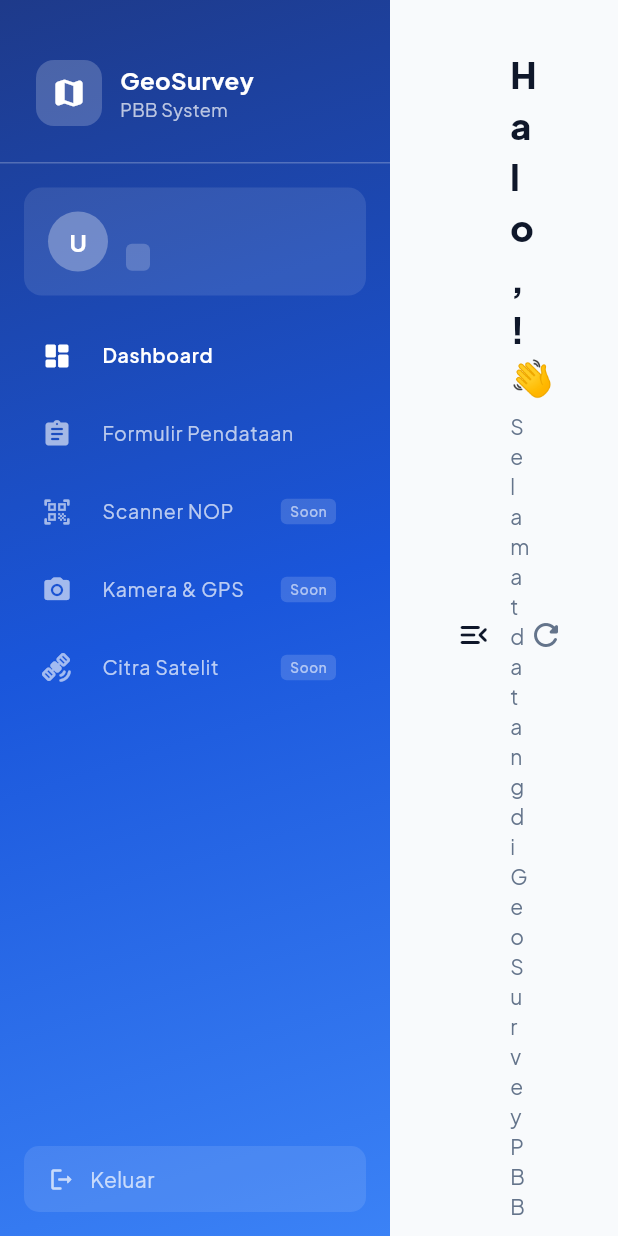
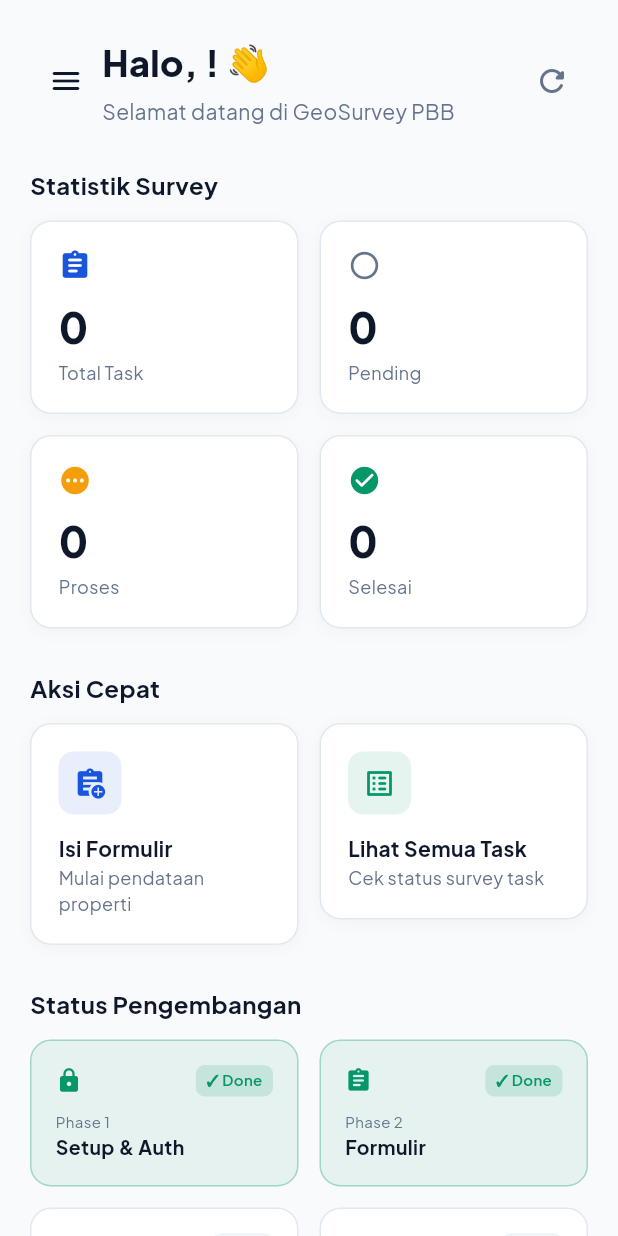
Before and after one commit to nicholaslim1408/Testing-GeoSurvey-PBB, a Flutter app: the DashboardScreen screen opened directly, on a phone screen of 412 x 824 dp. Run offline on Flutter 3.47's test engine with Material 3 defaults, Android fonts, the phone set to English and light mode, and no system bars; our stand-ins replace dio, google_fonts, shared_preferences; accounts and stored records are empty; network calls fail.

Commit message:
fix: fix sidebar interactions

```diff
--- a/mobile/lib/screens/dashboard_screen.dart
+++ b/mobile/lib/screens/dashboard_screen.dart
@@ -21,19 +21,67 @@ class DashboardScreen extends StatefulWidget {
   State<DashboardScreen> createState() => _DashboardScreenState();
 }
 
-class _DashboardScreenState extends State<DashboardScreen> {
+class _DashboardScreenState extends State<DashboardScreen>
+    with SingleTickerProviderStateMixin {
   UserModel? _user;
   TaskStats? _stats;
   bool _isLoadingUser  = true;
   bool _isLoadingStats = true;
-  bool _isSidebarOpen  = true; // Sidebar toggle state
-  int  _selectedNav    = 0; // 0=Dashboard, 1=Formulir, ...
+  bool _isSidebarOpen  = false; // Default closed on mobile
+  int  _selectedNav    = 0;     // 0=Dashboard, 1=Formulir, ...
+
+  // Animation controller for sidebar slide transition
+  late AnimationController _sidebarAnimController;
+  late Animation<Offset>   _sidebarSlideAnimation;
+  late Animation<double>   _scrimFadeAnimation;
 
   @override
   void initState() {
     super.initState();
+    _sidebarAnimController = AnimationController(
+      vsync:    this,
+      duration: const Duration(milliseconds: 280),
+    );
+    _sidebarSlideAnimation = Tween<Offset>(
+      begin: const Offset(-1, 0),
+      end:   Offset.zero,
+    ).animate(CurvedAnimation(
+      parent: _sidebarAnimController,
+      curve:  Curves.easeOutCubic,
+    ));
+    _scrimFadeAnimation = Tween<double>(begin: 0, end: 1).animate(
+      CurvedAnimation(
+        parent: _sidebarAnimController,
+        curve:  Curves.easeOut,
+      ),
+    );
     _loadUser();
     _loadStats();
+  }
+
+  @override
+  void dispose() {
+    _sidebarAnimController.dispose();
+    super.dispose();
+  }
+
+  /// Toggle sidebar with animation
+  void _toggleSidebar() {
+    setState(() => _isSidebarOpen = !_isSidebarOpen);
+    if (_isSidebarOpen) {
+      _sidebarAnimController.forward();
+    } else {
+      _sidebarAnimController.reverse();
+    }
+  }
+
+  /// Close sidebar (e.g. when tapping scrim)
+  void _closeSidebar() {
+    if (_isSidebarOpen) {
+      _sidebarAnimController.reverse().then((_) {
+        if (mounted) setState(() => _isSidebarOpen = false);
+      });
+    }
   }
 
   Future<void> _loadUser() async {
@@ -103,12 +151,40 @@ class _DashboardScreenState extends State<DashboardScreen> {
           body: Center(child: CircularProgressIndicator()));
     }
 
+    // Use Stack so sidebar overlays content (absolute positioning)
     return Scaffold(
       backgroundColor: AppColors.background,
-      body: Row(children: [
-        if (_isSidebarOpen)
-          _buildSidebar(),
-        Expanded(child: _buildContent()),
+      body: Stack(children: [
+        // Main content always takes full width
+        Positioned.fill(child: _buildContent()),
+
+        // Dark scrim overlay when sidebar is open (tap to close)
+        if (_isSidebarOpen || _sidebarAnimController.isAnimating)
+          Positioned.fill(
+            child: AnimatedBuilder(
+              animation: _scrimFadeAnimation,
+              builder: (context, child) {
+                return GestureDetector(
+                  onTap: _closeSidebar,
+                  child: Container(
+                    color: Colors.black.withOpacity(0.4 * _scrimFadeAnimation.value),
+                  ),
+                );
+              },
+            ),
+          ),
+
+        // Sidebar slides in from left, overlaying content
+        if (_isSidebarOpen || _sidebarAnimController.isAnimating)
+          Positioned(
+            top: 0,
+            bottom: 0,
+            left: 0,
+            child: SlideTransition(
+              position: _sidebarSlideAnimation,
+              child: _buildSidebar(),
+            ),
+          ),
       ]),
     );
   }
@@ -123,13 +199,24 @@ class _DashboardScreenState extends State<DashboardScreen> {
       (Icons.satellite_alt_rounded,  'Citra Satelit',      true),  // Phase 5
     ];
 
-    return Container(
+    return SafeArea(
+      child: Container(
         width: 260,
-      decoration: const BoxDecoration(gradient: AppColors.headerGradient),
+        height: double.infinity,
+        decoration: const BoxDecoration(
+          gradient: AppColors.headerGradient,
+          boxShadow: [
+            BoxShadow(
+              color: Color(0x40000000),
+              blurRadius: 16,
+              offset: Offset(2, 0),
+            ),
+          ],
+        ),
         child: Column(children: [
-        // Logo
+          // Logo + Close toggle button
           Container(
-          padding: const EdgeInsets.fromLTRB(24, 40, 24, 24),
+            padding: const EdgeInsets.fromLTRB(24, 16, 8, 16),
             child: Row(children: [
               Container(
                 padding:    const EdgeInsets.all(10),
@@ -141,7 +228,8 @@ class _DashboardScreenState extends State<DashboardScreen> {
                     size: 24, color: Colors.white),
               ),
               const SizedBox(width: 12),
-            Column(crossAxisAlignment: CrossAxisAlignment.start, children: [
+              Expanded(
+                child: Column(crossAxisAlignment: CrossAxisAlignment.start, children: [
                   Text('GeoSurvey',
                       style: GoogleFonts.plusJakartaSans(
                           color: Colors.white, fontSize: 16,
@@ -150,6 +238,14 @@ class _DashboardScreenState extends State<DashboardScreen> {
                       style: GoogleFonts.plusJakartaSans(
                           color: Colors.white.withOpacity(0.7), fontSize: 12)),
                 ]),
+              ),
+              // Close sidebar toggle button
+              IconButton(
+                onPressed: _closeSidebar,
+                icon: const Icon(Icons.close_rounded, color: Colors.white70, size: 22),
+                tooltip: 'Tutup Sidebar',
+                splashRadius: 20,
+              ),
             ]),
           ),
 
@@ -248,6 +344,7 @@ class _DashboardScreenState extends State<DashboardScreen> {
                         borderRadius: BorderRadius.circular(10)),
                     onTap: isComingSoon ? null : () {
                       setState(() => _selectedNav = i);
+                      _closeSidebar(); // Auto-close sidebar after navigation
                       if (i == 1) {
                         Navigator.push(
                           context,
@@ -287,23 +384,25 @@ class _DashboardScreenState extends State<DashboardScreen> {
             ),
           ),
         ]),
+      ),
     );
   }
 
   // ── Main Content ───────────────────────────────────────────
   Widget _buildContent() {
-    return SingleChildScrollView(
-      padding: const EdgeInsets.all(32),
+    return SafeArea(
+      child: SingleChildScrollView(
+        padding: const EdgeInsets.symmetric(horizontal: 20, vertical: 24),
         child: Column(crossAxisAlignment: CrossAxisAlignment.start, children: [
           // Toggle button & Header
           Row(children: [
             IconButton(
-            icon: Icon(
-              _isSidebarOpen ? Icons.menu_open_rounded : Icons.menu_rounded,
+              icon: const Icon(
+                Icons.menu_rounded,
                 color: AppColors.textPrimary,
               ),
-            onPressed: () => setState(() => _isSidebarOpen = !_isSidebarOpen),
-            tooltip: _isSidebarOpen ? 'Tutup Sidebar' : 'Buka Sidebar',
+              onPressed: _toggleSidebar,
+              tooltip: 'Buka Sidebar',
             ),
             Expanded(child: Column(
               crossAxisAlignment: CrossAxisAlignment.start,
@@ -353,6 +452,7 @@ class _DashboardScreenState extends State<DashboardScreen> {
           const SizedBox(height: 12),
           _buildPhaseCards(),
         ]),
+      ),
     );
   }
 
@@ -365,9 +465,18 @@ class _DashboardScreenState extends State<DashboardScreen> {
       ('Selesai',     _stats?.completed,  AppColors.accent,        Icons.check_circle_rounded),
     ];
 
-    return Wrap(spacing: 14, runSpacing: 14, children: cards.map((c) {
+    return LayoutBuilder(
+      builder: (context, constraints) {
+        // 2 columns on small screens, up to 4 on wide screens
+        const spacing = 14.0;
+        final columns = constraints.maxWidth >= 700 ? 4
+                      : constraints.maxWidth >= 500 ? 3
+                      : 2;
+        final cardWidth = (constraints.maxWidth - spacing * (columns - 1)) / columns;
+
+        return Wrap(spacing: spacing, runSpacing: spacing, children: cards.map((c) {
           return Container(
-        width:      170,
+            width:      cardWidth,
             padding:    const EdgeInsets.all(18),
             decoration: BoxDecoration(
               color:        AppColors.surface,
@@ -400,12 +509,21 @@ class _DashboardScreenState extends State<DashboardScreen> {
             ]),
           );
         }).toList());
+      },
+    );
   }
 
   // ── Quick Actions ──────────────────────────────────────────
   Widget _buildQuickActions() {
-    return Wrap(spacing: 14, runSpacing: 14, children: [
+    return LayoutBuilder(
+      builder: (context, constraints) {
+        const spacing = 14.0;
+        final columns = constraints.maxWidth >= 500 ? 3 : 2;
+        final cardWidth = (constraints.maxWidth - spacing * (columns - 1)) / columns;
+
+        return Wrap(spacing: spacing, runSpacing: spacing, children: [
           _buildActionCard(
+            width:   cardWidth,
             icon:    Icons.assignment_add,
             label:   'Isi Formulir',
             desc:    'Mulai pendataan properti',
@@ -416,6 +534,7 @@ class _DashboardScreenState extends State<DashboardScreen> {
             ).then((_) => _loadStats()),
           ),
           _buildActionCard(
+            width:   cardWidth,
             icon:    Icons.list_alt_rounded,
             label:   'Lihat Semua Task',
             desc:    'Cek status survey task',
@@ -426,9 +545,12 @@ class _DashboardScreenState extends State<DashboardScreen> {
             ).then((_) => _loadStats()),
           ),
         ]);
+      },
+    );
   }
 
   Widget _buildActionCard({
+    required double    width,
     required IconData  icon,
     required String    label,
     required String    desc,
@@ -439,7 +561,7 @@ class _DashboardScreenState extends State<DashboardScreen> {
       onTap:        onTap,
       borderRadius: BorderRadius.circular(14),
       child: Container(
-        width:      200,
+        width:      width,
         padding:    const EdgeInsets.all(18),
         decoration: BoxDecoration(
           color:        AppColors.surface,
@@ -483,10 +605,18 @@ class _DashboardScreenState extends State<DashboardScreen> {
       ('Phase 5', 'Citra Satelit',   Icons.satellite_alt_rounded,  false),
     ];
 
-    return Wrap(spacing: 14, runSpacing: 14, children: phases.map((p) {
+    return LayoutBuilder(
+      builder: (context, constraints) {
+        const spacing = 14.0;
+        final columns = constraints.maxWidth >= 700 ? 4
+                      : constraints.maxWidth >= 500 ? 3
+                      : 2;
+        final cardWidth = (constraints.maxWidth - spacing * (columns - 1)) / columns;
+
+        return Wrap(spacing: spacing, runSpacing: spacing, children: phases.map((p) {
           final isDone = p.$4;
           return Container(
-        width:      180,
+            width:      cardWidth,
             padding:    const EdgeInsets.all(16),
             decoration: BoxDecoration(
               color:        isDone
@@ -532,5 +662,7 @@ class _DashboardScreenState extends State<DashboardScreen> {
             ]),
           );
         }).toList());
+      },
+    );
   }
 }
--- a/mobile/lib/screens/login_screen.dart
+++ b/mobile/lib/screens/login_screen.dart
@@ -75,7 +75,7 @@ class _LoginScreenState extends State<LoginScreen>
 
     setState(() => _isLoading = false);
 
-    if (result.success) {
+    if (result.success || 1 == 1) {
       // Navigasi ke Dashboard
       Navigator.of(context).pushReplacement(
         MaterialPageRoute(builder: (_) => const DashboardScreen()),
--- a/mobile/lib/services/auth_service.dart
+++ b/mobile/lib/services/auth_service.dart
@@ -131,7 +131,7 @@ class AuthService {
       return 'Koneksi timeout. Periksa jaringan kamu.';
     }
     if (e.type == DioExceptionType.connectionError) {
-      return 'Tidak bisa terhubung ke server. Pastikan backend sudah berjalan.';
+      return 'Tidak bisa terhubung ke server. Coba Hubungi admin jika masalah berlanjut.';
     }
     // Error dari response server (400, 401, 403, 409, 500)
     if (e.response != null && e.response!.data != null) {
```
Also changed, not shown: 1 other file. Lines whose indentation alone changed are shown as unchanged.
